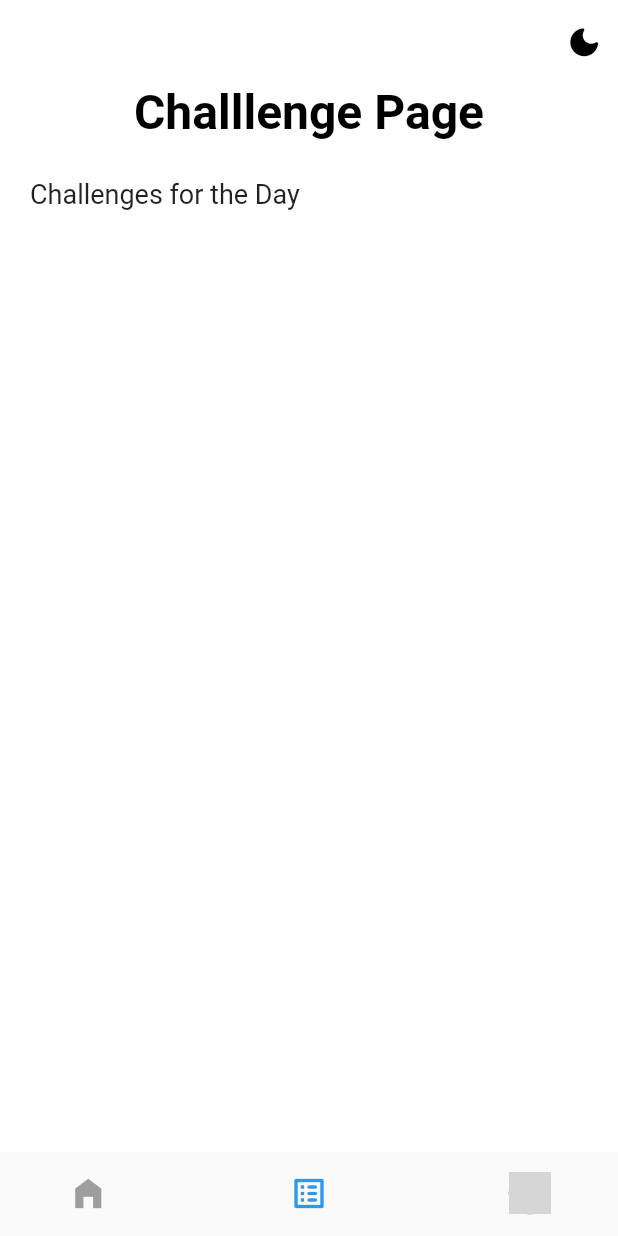
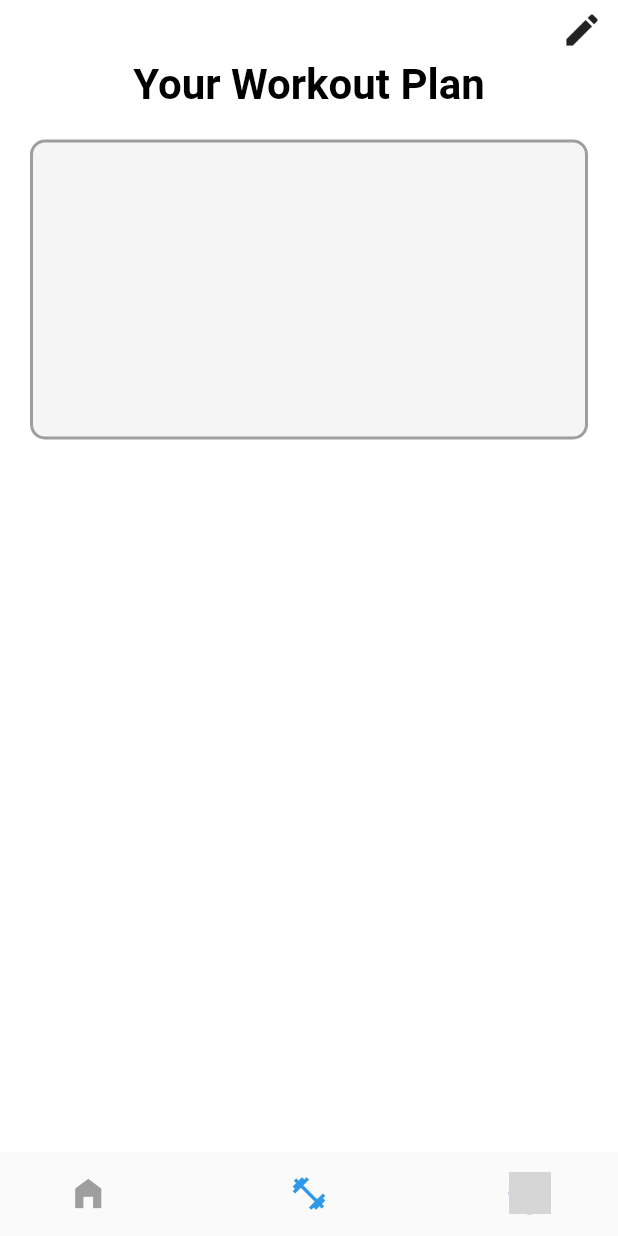
Before and after one commit to Tyreseexe/flutter_testing, a Flutter app: the screen it shows after launch, item 2 of the bottom bar chosen, on a phone screen of 412 x 824 dp. Run offline on Flutter 3.47's test engine with Material 2 defaults, Android fonts, the phone set to English and light mode, and no system bars; our stand-ins replace get, get_storage; network calls fail; grey boxes are pictures that could not be loaded.

Commit message:
added title and container to workout page

```diff
--- a/lib/navbar/navbar.dart
+++ b/lib/navbar/navbar.dart
@@ -1,7 +1,7 @@
 import 'package:flutter/material.dart';
 import 'package:flutter_testing/navbar/bar_controller.dart';
 import 'package:flutter_testing/pages/account_page.dart';
-import 'package:flutter_testing/pages/challenge_page.dart';
+import 'package:flutter_testing/pages/workout_plan.dart';
 import 'package:flutter_testing/themes/colors.dart';
 import 'package:get/get.dart';
 import '../homepage/home_page.dart';
@@ -23,7 +23,7 @@ class _NavBarState extends State<NavBar> {
         return Scaffold(
           body: IndexedStack(
             index: controller.tabIndex,
-            children: const [HomePage(), ChallengPage(), AccountPage()],
+            children: const [HomePage(), WorkoutPlanPage(), AccountPage()],
           ),
           bottomNavigationBar: BottomNavigationBar(
             type: BottomNavigationBarType.shifting,
@@ -45,7 +45,7 @@ class _NavBarState extends State<NavBar> {
                 26,
               ),
               _bottombarItem(
-                Icons.list_alt_rounded,
+                Icons.fitness_center,
                 "",
                 26,
               ),
--- a/lib/pages/workout_plan.dart
+++ b/lib/pages/workout_plan.dart
@@ -1,30 +1,72 @@
 import 'package:flutter/material.dart';
+import 'package:flutter_testing/themes/text_styles.dart';
 import 'package:get/get.dart';
 
-class WorkoutPlan extends StatefulWidget {
-  const WorkoutPlan({super.key});
+class WorkoutPlanPage extends StatefulWidget {
+  const WorkoutPlanPage({super.key});
 
   @override
-  State<WorkoutPlan> createState() => WorkoutPlanState();
+  State<WorkoutPlanPage> createState() => WorkoutPlanPageState();
 }
 
-class WorkoutPlanState extends State<WorkoutPlan> {
+class WorkoutPlanPageState extends State<WorkoutPlanPage> {
   @override
   Widget build(BuildContext context) {
     return Scaffold(
+      backgroundColor: context.theme.colorScheme.background,
       appBar: _appBar(),
-      backgroundColor: context.theme.colorScheme.background,
-      body: const Column(
+      body: Column(
         children: [
-          Text(
-            'data',
+          Center(
+            child: Text(
+              'Your Workout Plan',
+              style: boldText.copyWith(
+                fontSize: 28,
+              ),
+            ),
           ),
+          SizedBox(
+            height: 20,
+          ),
+          Container(
+            height: 200,
+            width: MediaQuery.of(context).size.width - 40,
+            decoration: BoxDecoration(
+              color: Colors.grey.withOpacity(
+                0.1,
+              ),
+              borderRadius: BorderRadius.circular(
+                10,
+              ),
+              border: Border.all(
+                color: Colors.grey,
+                width: 2,
+              ),
+            ),
+          )
         ],
       ),
     );
   }
 
   _appBar() {
-    return AppBar();
+    return AppBar(
+      backgroundColor: context.theme.colorScheme.background,
+      elevation: 0,
+      toolbarHeight: 40,
+      foregroundColor: Get.isDarkMode ? Colors.white : Colors.black,
+      iconTheme: const IconThemeData(
+        size: 28,
+      ),
+      actions: const [
+        Icon(
+          Icons.edit,
+          size: 28,
+        ),
+        SizedBox(
+          width: 10,
+        ),
+      ],
+    );
   }
 }
```
